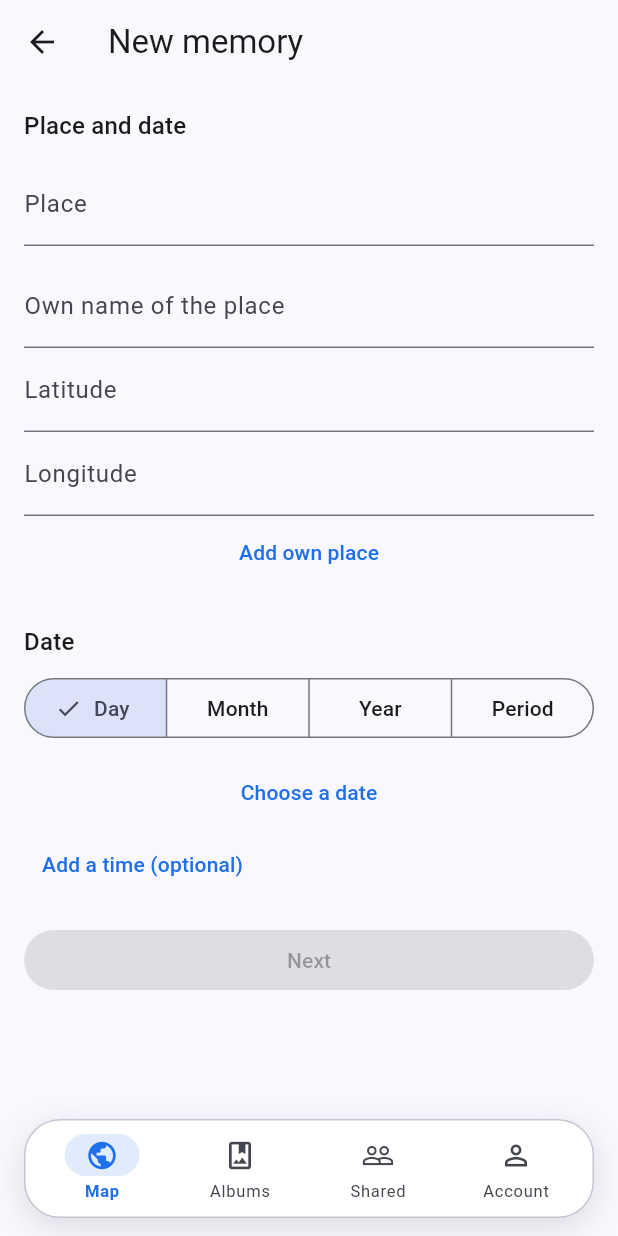
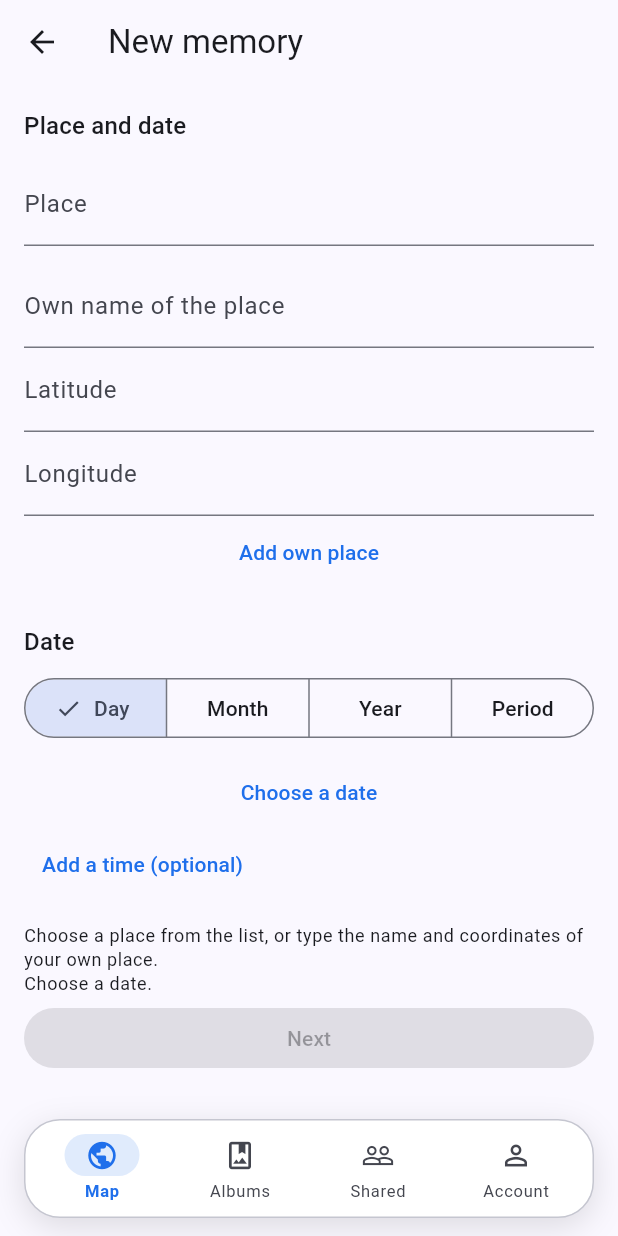
Before and after one commit to KrystianSiupik/Memorio, a Flutter app: the NewMemoryPage screen opened by its route, on a phone screen of 412 x 824 dp. Run offline on Flutter 3.47's test engine with Material 3 defaults, Android fonts, the phone set to English and light mode, and no system bars; our stand-ins replace connectivity_plus, dio, drift, drift_flutter, flutter_riverpod, flutter_secure_storage and 4 more; missing offline and left inert: dart:js_interop, maplibre_gl; accounts and stored records are empty; generated files the repository leaves out were written again; network calls fail.

Commit message:
MEM-E12-PLAT-05: Next adds the own place typed in, and says what is still missing

```diff
--- a/app/lib/core/l10n/app_en.arb
+++ b/app/lib/core/l10n/app_en.arb
@@ -378,5 +378,7 @@
   "settingsPoints": "Points on the map",
   "settingsPhotoPoints": "Photos instead of dots",
   "settingsPhotoPointsExplained": "A memory with a photo shows on the map as a small circle with its first photo. Without a photo it stays a dot.",
-  "settingsPointSize": "Size of the points"
+  "settingsPointSize": "Size of the points",
+  "placeNeeded": "Choose a place from the list, or type the name and coordinates of your own place.",
+  "dateNeeded": "Choose a date."
 }
--- a/app/lib/core/l10n/app_pl.arb
+++ b/app/lib/core/l10n/app_pl.arb
@@ -403,5 +403,7 @@
   "settingsPoints": "Punkty na mapie",
   "settingsPhotoPoints": "Zdjęcia zamiast kropek",
   "settingsPhotoPointsExplained": "Wspomnienie ze zdjęciem pokaże się na mapie jako mały okrąg z pierwszym zdjęciem. Bez zdjęcia zostaje kropką.",
-  "settingsPointSize": "Wielkość punktów"
+  "settingsPointSize": "Wielkość punktów",
+  "placeNeeded": "Wybierz miejsce z listy albo wpisz nazwę i współrzędne miejsca własnego.",
+  "dateNeeded": "Wybierz datę."
 }
--- a/app/lib/features/memories/presentation/new_memory_page.dart
+++ b/app/lib/features/memories/presentation/new_memory_page.dart
@@ -141,6 +141,21 @@ class _NewMemoryPageState extends ConsumerState<NewMemoryPage> {
       _place = place;
       _suggestions = const [];
     });
+  }
+
+  /// MEM-E12-PLAT-05: a name and coordinates typed in are enough to go on; "Next" adds the own place itself.
+  bool get _ownPlaceFilled =>
+      _ownName.text.trim().isNotEmpty &&
+      double.tryParse(_ownLatitude.text.replaceAll(',', '.')) != null &&
+      double.tryParse(_ownLongitude.text.replaceAll(',', '.')) != null;
+
+  Future<void> _next({required bool offline}) async {
+    if (_place == null) {
+      await _addOwnPlace(offline: offline);
+    }
+    if (mounted && _place != null) {
+      setState(() => _step = 1);
+    }
   }
 
   Future<void> _addOwnPlace({required bool offline}) async {
@@ -433,16 +448,19 @@ class _NewMemoryPageState extends ConsumerState<NewMemoryPage> {
         TextField(
           controller: _ownName,
           decoration: InputDecoration(labelText: l10n.ownPlaceName),
+          onChanged: (_) => setState(() {}),
         ),
         TextField(
           controller: _ownLatitude,
           keyboardType: const TextInputType.numberWithOptions(decimal: true, signed: true),
           decoration: InputDecoration(labelText: l10n.ownPlaceLatitude),
+          onChanged: (_) => setState(() {}),
         ),
         TextField(
           controller: _ownLongitude,
           keyboardType: const TextInputType.numberWithOptions(decimal: true, signed: true),
           decoration: InputDecoration(labelText: l10n.ownPlaceLongitude),
+          onChanged: (_) => setState(() {}),
         ),
         if (_ownPlaceInvalid) Text(l10n.ownPlaceInvalid, style: TextStyle(color: Theme.of(context).colorScheme.error)),
         TextButton(
@@ -497,8 +515,15 @@ class _NewMemoryPageState extends ConsumerState<NewMemoryPage> {
           style: TextStyle(color: Theme.of(context).colorScheme.error),
         ),
       const SizedBox(height: 16),
+      if (place == null && !_ownPlaceFilled)
+        Text(l10n.placeNeeded, key: const Key('s04-place-needed'), style: Theme.of(context).textTheme.bodySmall),
+      if (!_dateIsComplete)
+        Text(l10n.dateNeeded, key: const Key('s04-date-needed'), style: Theme.of(context).textTheme.bodySmall),
+      const SizedBox(height: 4),
       FilledButton(
-        onPressed: place != null && _dateIsComplete && !_dateIsInFuture ? () => setState(() => _step = 1) : null,
+        onPressed: (place != null || _ownPlaceFilled) && _dateIsComplete && !_dateIsInFuture
+            ? () => _next(offline: offline)
+            : null,
         child: Text(l10n.next),
       ),
     ];
```
Also changed, not shown: app/lib/core/l10n/generated/app_localizations.dart, app/lib/core/l10n/generated/app_localizations_en.dart, app/lib/core/l10n/generated/app_localizations_pl.dart, 2 other files.
